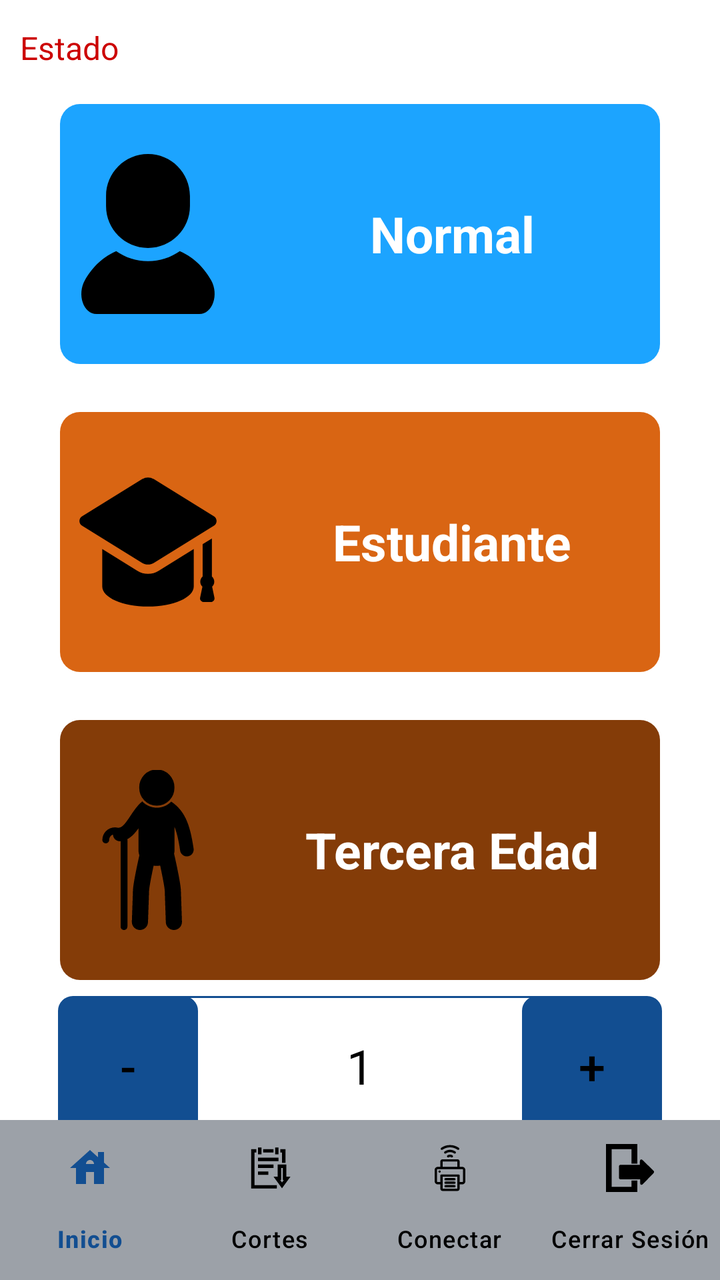
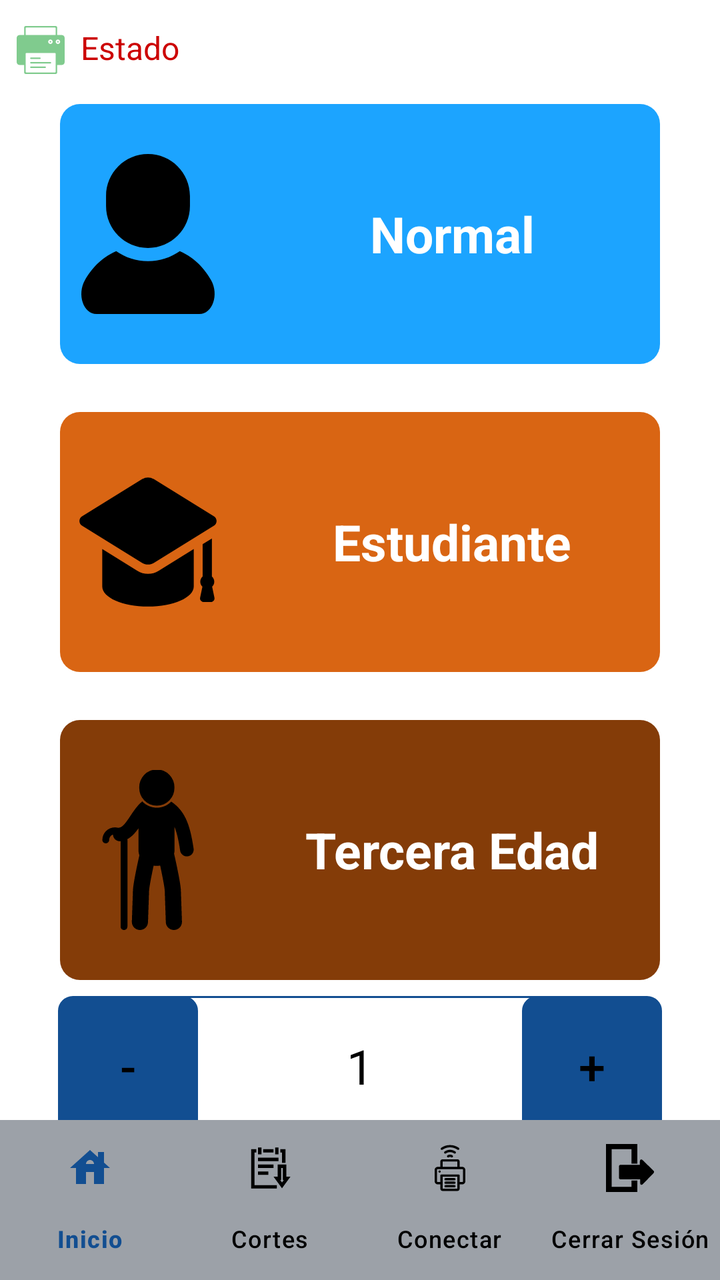

An Android layout rendered at two revisions. The XML below is the earlier revision; the diff shows what the commit changed to produce the second picture.
<!-- AndroidManifest.xml: application theme Theme.Cobro -->
<!-- res/layout/activity_cobro.xml -->
<?xml version="1.0" encoding="utf-8"?>
<androidx.constraintlayout.widget.ConstraintLayout xmlns:android="http://schemas.android.com/apk/res/android"
    xmlns:app="http://schemas.android.com/apk/res-auto"
    xmlns:tools="http://schemas.android.com/tools"
    android:id="@+id/main"
    android:layout_width="match_parent"
    android:layout_height="match_parent"
    android:background="@color/white"
    tools:context=".CobroActivity">


    <LinearLayout
        android:id="@+id/btnEstudiante"
        android:layout_width="300dp"
        android:layout_height="130dp"
        android:layout_marginTop="24dp"
        android:background="@drawable/borde_btn_estudiante"
        android:clickable="true"
        android:focusable="true"
        android:gravity="center_vertical"
        android:orientation="horizontal"
        android:padding="4dp"
        app:layout_constraintEnd_toEndOf="parent"
        app:layout_constraintStart_toStartOf="parent"
        app:layout_constraintTop_toBottomOf="@+id/btnPasajeNormal">

        
        <ImageView
            android:id="@+id/iconEstudent"
            android:layout_width="80dp"
            android:layout_height="80dp"
            android:layout_marginEnd="8dp"
            android:src="@drawable/birrete" />

        <TextView
            android:id="@+id/BotonEstudiante"
            android:layout_width="208dp"
            android:layout_height="wrap_content"
            android:text="@string/lbl_estudiante"
            android:textAlignment="center"
            android:textColor="@color/white"
            android:textSize="25dp"
            android:textStyle="bold" />
    </LinearLayout>

    <LinearLayout
        android:id="@+id/btnPasajeNormal"
        android:layout_width="300dp"
        android:layout_height="130dp"
        android:layout_marginTop="52dp"
        android:background="@drawable/borde_btn_normal"
        android:clickable="true"
        android:focusable="true"
        android:gravity="center_vertical"
        android:orientation="horizontal"
        android:padding="4dp"
        app:layout_constraintEnd_toEndOf="parent"
        app:layout_constraintStart_toStartOf="parent"
        app:layout_constraintTop_toTopOf="parent">

        
        <ImageView
            android:id="@+id/iconNormal"
            android:layout_width="80dp"
            android:layout_height="80dp"
            android:layout_marginEnd="8dp"
            android:src="@drawable/persona" />

        <TextView
            android:id="@+id/BotonNormal"
            android:layout_width="208dp"
            android:layout_height="wrap_content"
            android:text="@string/lbl_normal"
            android:textAlignment="center"
            android:textColor="@color/white"
            android:textSize="25dp"
            android:textStyle="bold" />
    </LinearLayout>

    <LinearLayout
        android:id="@+id/btnTerceraEdad"
        android:layout_width="300dp"
        android:layout_height="130dp"
        android:layout_marginTop="24dp"
        android:background="@drawable/borde_btn_tercera_edad"
        android:clickable="true"
        android:focusable="true"
        android:gravity="center_vertical"
        android:orientation="horizontal"
        android:padding="4dp"
        app:layout_constraintEnd_toEndOf="parent"
        app:layout_constraintStart_toStartOf="parent"
        app:layout_constraintTop_toBottomOf="@+id/btnEstudiante">

        
        <ImageView
            android:id="@+id/iconTerceraEdad"
            android:layout_width="80dp"
            android:layout_height="80dp"
            android:layout_marginEnd="8dp"
            android:src="@drawable/tercera_edad" />

        <TextView
            android:id="@+id/BotonTerceraEdad"
            android:layout_width="208dp"
            android:layout_height="wrap_content"
            android:text="@string/lbl_tercera_edad"
            android:textAlignment="center"
            android:textColor="@color/white"
            android:textSize="25dp"
            android:textStyle="bold" />
    </LinearLayout>


    

    <TextView
        android:id="@+id/tvNumero"
        android:layout_width="240dp"
        android:layout_height="70dp"
        android:background="@drawable/borde"
        android:gravity="center"
        android:text="1"
        android:textColor="@color/black"
        android:textSize="24sp"
        app:layout_constraintBottom_toBottomOf="parent"
        app:layout_constraintEnd_toEndOf="parent"
        app:layout_constraintStart_toStartOf="parent"
        app:layout_constraintTop_toBottomOf="@+id/btnTerceraEdad"
        app:layout_constraintVertical_bias="0.100000024" />

    <LinearLayout
        android:id="@+id/lyUltimaTransaccion"
        android:layout_width="350dp"
        android:layout_height="wrap_content"
        android:layout_marginStart="4dp"
        android:layout_marginBottom="88dp"
        android:background="@drawable/borde"
        android:elevation="4dp"
        android:gravity="center_vertical"
        android:orientation="horizontal"
        android:padding="12dp"
        app:layout_constraintBottom_toBottomOf="parent"
        app:layout_constraintEnd_toEndOf="parent"
        app:layout_constraintStart_toStartOf="parent"
        app:layout_constraintTop_toBottomOf="@+id/tvNumero">

        <ImageView
            android:id="@+id/iconTransaccion"
            android:layout_width="24dp"
            android:layout_height="24dp"
            android:layout_marginEnd="8dp"
            android:src="@drawable/reciente" />

        <TextView
            android:id="@+id/tvUltimaTransaccion"
            android:layout_width="wrap_content"
            android:layout_height="wrap_content"
            android:lineSpacingExtra="6dp"
            android:text="Última Transacción"
            android:textColor="@android:color/black"
            android:textSize="12sp"
            android:textStyle="bold" />

    </LinearLayout>

    <Button
        android:id="@+id/btnMas"
        android:layout_width="70dp"
        android:layout_height="70dp"
        android:background="@drawable/borde"
        android:text="@string/btn_mas"
        android:textColor="@android:color/black"
        android:textSize="24sp"
        app:layout_constraintBottom_toBottomOf="parent"
        app:layout_constraintEnd_toEndOf="parent"
        app:layout_constraintHorizontal_bias="0.9"
        app:layout_constraintStart_toStartOf="parent"
        app:layout_constraintTop_toBottomOf="@+id/btnTerceraEdad"
        app:layout_constraintVertical_bias="0.099" />

    <Button
        android:id="@+id/btnMenos"
        android:layout_width="70dp"
        android:layout_height="70dp"
        android:background="@drawable/borde"
        android:text="@string/btn_menos"
        android:textColor="@android:color/black"
        android:textSize="24sp"
        app:layout_constraintBottom_toBottomOf="parent"
        app:layout_constraintEnd_toEndOf="parent"
        app:layout_constraintHorizontal_bias="0.1"
        app:layout_constraintStart_toStartOf="parent"
        app:layout_constraintTop_toBottomOf="@+id/btnTerceraEdad"
        app:layout_constraintVertical_bias="0.099" />

    <TextView
        android:id="@+id/tvEstadoConexion"
        android:layout_width="wrap_content"
        android:layout_height="wrap_content"
        android:layout_gravity="center_horizontal"
        android:layout_marginStart="10dp"
        android:layout_marginTop="13dp"
        android:text="Estado"
        android:textColor="@android:color/holo_red_dark"
        android:textSize="16sp"
        app:layout_constraintStart_toStartOf="parent"
        app:layout_constraintTop_toTopOf="parent" />

    <androidx.constraintlayout.widget.Guideline
        android:id="@+id/guideline3"
        android:layout_width="wrap_content"
        android:layout_height="wrap_content"
        android:orientation="horizontal"
        app:layout_constraintGuide_begin="17dp" />

    <androidx.constraintlayout.widget.Guideline
        android:id="@+id/guideline4"
        android:layout_width="wrap_content"
        android:layout_height="wrap_content"
        android:orientation="vertical"
        app:layout_constraintGuide_begin="20dp" />


    <com.google.android.material.bottomnavigation.BottomNavigationView
        android:id="@+id/bottom_navigation"
        android:layout_width="match_parent"
        android:layout_height="wrap_content"
        android:layout_gravity="bottom"
        android:background="@color/fondo_menu"
        app:itemIconTint="@color/selector_nav_color"
        app:itemTextColor="@color/selector_nav_color"
        app:labelVisibilityMode="labeled"
        app:layout_constraintBottom_toBottomOf="parent"
        app:layout_constraintStart_toStartOf="parent"
        app:layout_constraintTop_toBottomOf="@+id/lyUltimaTransaccion"
        app:layout_constraintVertical_bias="1.0"
        app:menu="@menu/bottom_nav_menu" />


</androidx.constraintlayout.widget.ConstraintLayout>
<!-- resources referenced by this layout -->
<resources>
  <color name="black">#FF000000</color>
  <color name="fondo_menu">#9ca1a8</color>
      9ca1a8
  <color name="white">#FFFFFFFF</color>
  <!-- drawable borde (drawable) -->
  <?xml version="1.0" encoding="utf-8"?>
  <shape xmlns:android="http://schemas.android.com/apk/res/android"
      android:shape="rectangle">
  
      
      <solid android:color="#FFFFFF" />
  
      
      <stroke
          android:width="1dp"
          android:color="#124E91" /> 
  
      
      <corners android:radius="7dp" />
  
  </shape>
  <!-- drawable borde_btn_estudiante (drawable) -->
  <?xml version="1.0" encoding="utf-8"?>
  <shape xmlns:android="http://schemas.android.com/apk/res/android"
      android:shape="rectangle">
  
  
      
      <solid android:color="#D96513" /> 
  
      
      <corners android:radius="10dp" />
  </shape>
  <!-- drawable borde_btn_normal (drawable) -->
  <?xml version="1.0" encoding="utf-8"?>
  <shape xmlns:android="http://schemas.android.com/apk/res/android"
      android:shape="rectangle">
  
  
      
      <solid android:color="#1CA4FF" /> 
  
      
      <corners android:radius="10dp" />
  </shape>
  <!-- drawable borde_btn_tercera_edad (drawable) -->
  <?xml version="1.0" encoding="utf-8"?>
  <shape xmlns:android="http://schemas.android.com/apk/res/android"
      android:shape="rectangle">
  
  
      
      <solid android:color="#843C08" /> 
  
      
      <corners android:radius="10dp" />
  </shape>
  <string name="btn_mas">+</string>
  <string name="btn_menos">-</string>
  <string name="lbl_estudiante">Estudiante</string>
  <string name="lbl_normal">Normal</string>
  <string name="lbl_tercera_edad">Tercera Edad</string>
  <style name="Theme.Cobro" parent="Base.Theme.Cobro" />
  <style name="Base.Theme.Cobro" parent="Theme.Material3.DayNight.NoActionBar">
          
          
          <item name="colorPrimary">@color/colorPrimary</item>
          <item name="colorPrimaryVariant">@color/colorPrimaryDark</item>
          <item name="colorOnPrimary">@color/white</item>
          <item name="colorOnSecondary">@color/black</item>
  
      </style>
  <color name="colorPrimary">#124e91</color>
  <color name="colorPrimaryDark">#1A5276</color>
  <!-- unchanged entries left out for length: 4 -->
</resources>

<!-- the commit's change to res/layout/activity_cobro.xml (unified diff, before → after) -->
@@ -194,18 +194,35 @@
         app:layout_constraintTop_toBottomOf="@+id/btnTerceraEdad"
         app:layout_constraintVertical_bias="0.099" />
 
-    <TextView
-        android:id="@+id/tvEstadoConexion"
+    <LinearLayout
+        android:id="@+id/estadoConexionLayout"
         android:layout_width="wrap_content"
         android:layout_height="wrap_content"
         android:layout_gravity="center_horizontal"
-        android:layout_marginStart="10dp"
         android:layout_marginTop="13dp"
-        android:text="Estado"
-        android:textColor="@android:color/holo_red_dark"
-        android:textSize="16sp"
-        app:layout_constraintStart_toStartOf="parent"
-        app:layout_constraintTop_toTopOf="parent" />
+        android:orientation="horizontal"
+        app:layout_constraintEnd_toEndOf="parent"
+        app:layout_constraintHorizontal_bias="0.03"
+        app:layout_constraintStart_toStartOf="parent"
+        app:layout_constraintTop_toTopOf="parent">
+
+        <ImageView
+            android:id="@+id/imgEstadoConexion"
+            android:layout_width="24dp"
+            android:layout_height="24dp"
+            android:layout_marginEnd="8dp"
+            android:src="@drawable/print_conected"/>
+
+        <TextView
+            android:id="@+id/tvEstadoConexion"
+            android:layout_width="wrap_content"
+            android:layout_height="wrap_content"
+            android:text="Estado"
+            android:textColor="@android:color/holo_red_dark"
+            android:textSize="16sp" />
+
+    </LinearLayout>
+
 
     <androidx.constraintlayout.widget.Guideline
         android:id="@+id/guideline3"
<!-- resource entries referenced after the edit -->
@@ -57,6 +57,31 @@
       
       <corners android:radius="10dp" />
   </shape>
+  <!-- drawable print_conected (drawable) -->
+  <vector xmlns:android="http://schemas.android.com/apk/res/android"
+      android:width="800dp"
+      android:height="800dp"
+      android:viewportWidth="64"
+      android:viewportHeight="64">
+    <path
+        android:pathData="M19,44h12c0.553,0 1,-0.447 1,-1s-0.447,-1 -1,-1H19c-0.553,0 -1,0.447 -1,1S18.447,44 19,44z"
+        android:fillColor="#80cb8e"/>
+    <path
+        android:pathData="M45,48H19c-0.553,0 -1,0.447 -1,1s0.447,1 1,1h26c0.553,0 1,-0.447 1,-1S45.553,48 45,48z"
+        android:fillColor="#80cb8e"/>
+    <path
+        android:pathData="M38,54H19c-0.553,0 -1,0.447 -1,1s0.447,1 1,1h19c0.553,0 1,-0.447 1,-1S38.553,54 38,54z"
+        android:fillColor="#80cb8e"/>
+    <path
+        android:pathData="M45,21m-1,0a1,1 0,1 1,2 0a1,1 0,1 1,-2 0"
+        android:fillColor="#80cb8e"/>
+    <path
+        android:pathData="M60,12h-6V2c0,-1.105 -0.895,-2 -2,-2H12c-1.105,0 -2,0.895 -2,2v10H4c-2.211,0 -4,1.789 -4,4v32c0,2.211 1.789,4 4,4h6v10c0,1.105 0.895,2 2,2h40c1.105,0 2,-0.895 2,-2V52h6c2.211,0 4,-1.789 4,-4V16C64,13.789 62.211,12 60,12zM12,3c0,-0.553 0.447,-1 1,-1h38c0.553,0 1,0.447 1,1v9H12V3zM48,21c0,1.657 -1.343,3 -3,3s-3,-1.343 -3,-3s1.343,-3 3,-3S48,19.343 48,21zM52,61c0,0.553 -0.447,1 -1,1H13c-0.553,0 -1,-0.447 -1,-1V37c0,-0.553 0.447,-1 1,-1h38c0.553,0 1,0.447 1,1V61zM55,24c-1.657,0 -3,-1.343 -3,-3s1.343,-3 3,-3s3,1.343 3,3S56.657,24 55,24z"
+        android:fillColor="#80cb8e"/>
+    <path
+        android:pathData="M55,21m-1,0a1,1 0,1 1,2 0a1,1 0,1 1,-2 0"
+        android:fillColor="#80cb8e"/>
+  </vector>
   <string name="btn_mas">+</string>
   <string name="btn_menos">-</string>
   <string name="lbl_estudiante">Estudiante</string>
